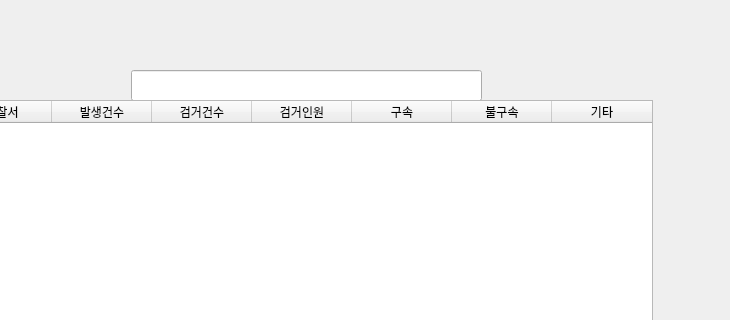
Old version of the form guilist.ui in the repository NoDoHyun/no; both pictures show x 189 to 919 and y 0 to 320 of the 1024 by 768 pixel window.
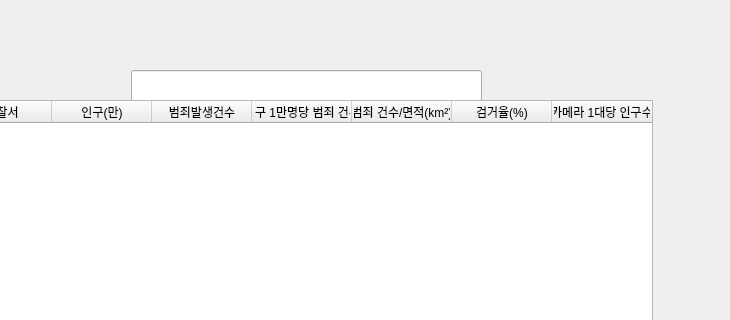
New version of the form. The open tabs and pages were chosen to show the change.

Patch:
```diff
--- a/guilist.ui
+++ b/guilist.ui
@@ -73,32 +73,32 @@
      </column>
      <column>
       <property name="text">
-       <string>발생건수</string>
+       <string>인구(만)</string>
       </property>
      </column>
      <column>
       <property name="text">
-       <string>검거건수</string>
+       <string>범죄발생건수</string>
       </property>
      </column>
      <column>
       <property name="text">
-       <string>검거인원</string>
+       <string>인구 1만명당 범죄 건수</string>
       </property>
      </column>
      <column>
       <property name="text">
-       <string>구속</string>
+       <string>범죄 건수/면적(km²)</string>
       </property>
      </column>
      <column>
       <property name="text">
-       <string>불구속</string>
+       <string>검거율(%)</string>
       </property>
      </column>
      <column>
       <property name="text">
-       <string>기타</string>
+       <string>카메라 1대당 인구수</string>
       </property>
      </column>
     </widget>
```
Left out of the diff: 2 changed lines with no effect on the pictures.
